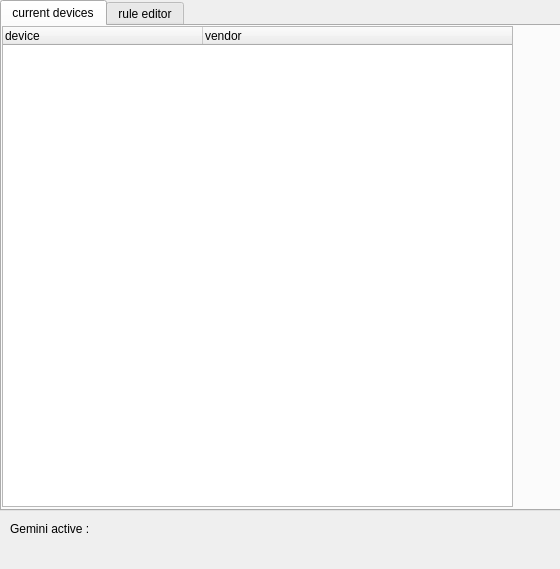
tgrochow/gemini, file control/main_window.ui: the form before one commit.
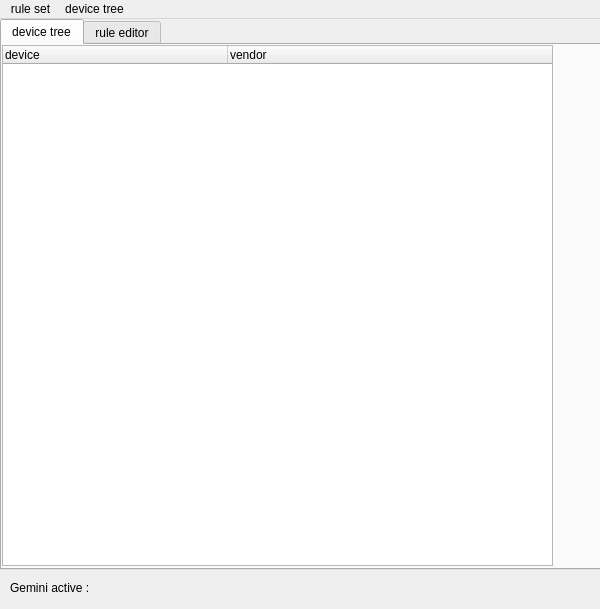
The form after the commit. Icons and pictures are not drawn.

```diff
--- a/control/main_window.ui
+++ b/control/main_window.ui
@@ -6,8 +6,8 @@
    <rect>
     <x>0</x>
     <y>0</y>
-    <width>560</width>
-    <height>569</height>
+    <width>600</width>
+    <height>609</height>
    </rect>
   </property>
   <property name="windowTitle">
@@ -19,8 +19,8 @@
      <rect>
       <x>0</x>
       <y>0</y>
-      <width>561</width>
-      <height>511</height>
+      <width>601</width>
+      <height>551</height>
      </rect>
     </property>
     <property name="currentIndex">
@@ -28,22 +28,22 @@
     </property>
     <widget class="QWidget" name="tab_device_tree">
      <attribute name="title">
-      <string>current devices</string>
+      <string>device tree</string>
      </attribute>
      <widget class="QTreeWidget" name="device_tree">
       <property name="geometry">
        <rect>
         <x>0</x>
         <y>0</y>
-        <width>511</width>
-        <height>481</height>
+        <width>551</width>
+        <height>521</height>
        </rect>
       </property>
       <property name="sortingEnabled">
        <bool>false</bool>
       </property>
       <attribute name="headerDefaultSectionSize">
-       <number>200</number>
+       <number>225</number>
       </attribute>
       <column>
        <property name="text">
@@ -135,7 +135,7 @@
     <property name="geometry">
      <rect>
       <x>10</x>
-      <y>520</y>
+      <y>560</y>
       <width>101</width>
       <height>17</height>
      </rect>
@@ -148,7 +148,7 @@
     <property name="geometry">
      <rect>
       <x>110</x>
-      <y>520</y>
+      <y>560</y>
       <width>18</width>
       <height>18</height>
      </rect>
@@ -169,13 +169,31 @@
     <rect>
      <x>0</x>
      <y>0</y>
-     <width>560</width>
+     <width>600</width>
      <height>25</height>
     </rect>
    </property>
    <property name="nativeMenuBar">
     <bool>false</bool>
    </property>
+   <widget class="QMenu" name="menu_rule_set">
+    <property name="title">
+     <string>rule set</string>
+    </property>
+    <addaction name="action_new"/>
+    <addaction name="action_open"/>
+    <addaction name="separator"/>
+    <addaction name="action_save"/>
+    <addaction name="action_remove"/>
+   </widget>
+   <widget class="QMenu" name="menu_device">
+    <property name="title">
+     <string>device tree</string>
+    </property>
+    <addaction name="action_hub_visability"/>
+   </widget>
+   <addaction name="menu_rule_set"/>
+   <addaction name="menu_device"/>
   </widget>
  </widget>
  <layoutdefault spacing="6" margin="11"/>
```
Left out of the diff: 33 changed lines with no effect on the pictures.
